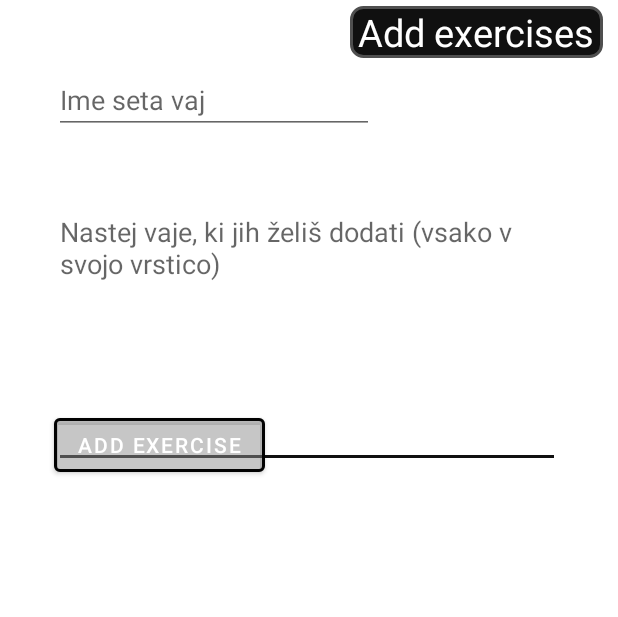
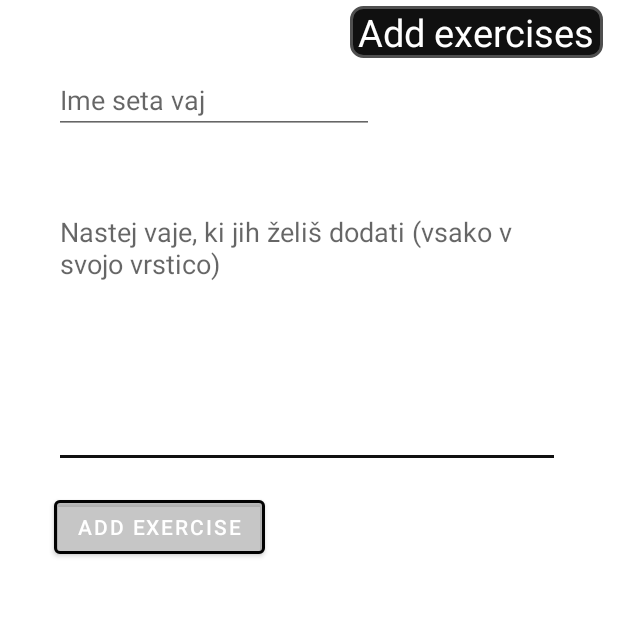
Before and after one commit to denisferatovic/EMP_Fitness_App, an Android app: the fragment AddExerciseFragment placed in its activity, after a tap on "ADD EXERCISE", on a phone screen of 412 x 824 dp, the part 84-701 px from its top. Run offline under Robolectric (Android 15) with nearby library versions, the phone set to English and light mode, and no system bars; our stand-ins replace Firebase (no records; nobody signed in at launch, a user with empty details on screens opened directly).

Commit message:
AddExercise changes

```diff
--- a/app/src/main/java/com/example/fitnessemp/AddExerciseFragment.java
+++ b/app/src/main/java/com/example/fitnessemp/AddExerciseFragment.java
@@ -9,6 +9,7 @@ import android.view.View;
 import android.view.ViewGroup;
 import android.widget.Button;
 import android.widget.EditText;
+import android.widget.Toast;
 
 import androidx.annotation.NonNull;
 import androidx.annotation.Nullable;
@@ -48,7 +49,6 @@ public class AddExerciseFragment extends Fragment {
         //get string from inputs when Add exercise is clicked
         String [] vaje = mEdit.getText().toString().split("\n");
         String workoutSet = set.getText().toString();
-
         //Info to console
         Log.i("ime_text",workoutSet);
         Log.i("EditText", vaje.toString());
@@ -56,45 +56,20 @@ public class AddExerciseFragment extends Fragment {
         Workout workout = new Workout(workoutSet,vaje);
 
         //send data to DB
-        //firebase zrihtat...
-        //mDatabase = FirebaseDatabase.getInstance().getReference();
-
-        //mDatabase.child("vaje").child(workout.ime()).setValue(workout);
-
-        //give feedback... "Exercise added" ipd.
-
+        /*
+         DatabaseReference mDatabase;
+        mDatabase = FirebaseDatabase.getInstance().getReference();
         //Device unique ID
         String android_id = Settings.Secure.getString(getContext().getContentResolver(), Settings.Secure.ANDROID_ID);
+
+        mDatabase.child("vaje").child(android_id).child(workout.ime()).setValue(workout);
+        */
+        //give feedback... "Exercise added" ipd.
+        Toast.makeText(this.getContext(), "Exercise added to databse", Toast.LENGTH_LONG).show();
+
+
         //reset field or go to parent view
-        if(vaje != null) {
-            final Long[] vrednost = {Long.valueOf(0)};
-            final FirebaseDatabase[] database = {FirebaseDatabase.getInstance()};
-            @SuppressLint("HardwareIds") DatabaseReference myRef = database[0].getReference("miska").child(android_id).child("touchpad").child("Statistika");
-            myRef.addValueEventListener(new ValueEventListener() {
-                @Override
-                public void onDataChange(DataSnapshot dataSnapshot) {
-                    int zeNotri = 0;
-                    for (DataSnapshot singleSnapshot : dataSnapshot.getChildren()) {
-                        if (singleSnapshot.getKey().equals("Desni klik")) {
-                            zeNotri = 1;
-                            vrednost[0] = (Long) singleSnapshot.getValue();
-                            myRef.child("Desni klik").setValue(vrednost[0] + 1);
 
-                        }
-                    }
-                    if (zeNotri == 0) {
-                        myRef.child("Desni klik").setValue(1);
-                    }
-
-                    myRef.removeEventListener(this);
-                }
-
-                @Override
-                public void onCancelled(DatabaseError error) {
-                }
-            });
-
-        }
 
         }
     // data class
--- a/app/src/main/res/layout/fragment_add_exercise.xml
+++ b/app/src/main/res/layout/fragment_add_exercise.xml
@@ -11,14 +11,14 @@
         android:layout_height="wrap_content"
         android:layout_marginStart="36dp"
         android:layout_marginLeft="36dp"
-        android:layout_marginBottom="343dp"
+        android:layout_marginTop="15dp"
         android:onClick="addExercise"
         android:text="@string/add_exercise"
         android:textColor="#FFFFFF"
         app:backgroundTint="#808E8E8E"
         app:iconTint="#040303"
-        app:layout_constraintBottom_toBottomOf="parent"
         app:layout_constraintStart_toStartOf="parent"
+        app:layout_constraintTop_toBottomOf="@+id/editTextTextMultiLine3"
         app:strokeColor="#020202"
         app:strokeWidth="2dp" />
 
--- a/build.gradle
+++ b/build.gradle
@@ -6,6 +6,7 @@ buildscript {
     }
     dependencies {
         classpath 'com.android.tools.build:gradle:4.1.1'
+        classpath 'com.google.gms:google-services:4.3.4'
         // NOTE: Do not place your application dependencies here; they belong
         // in the individual module build.gradle files
     }
```
Also changed, not shown: app/src/main/java/com/example/fitnessemp/SecondFragment.java (+1 -25 lines).
